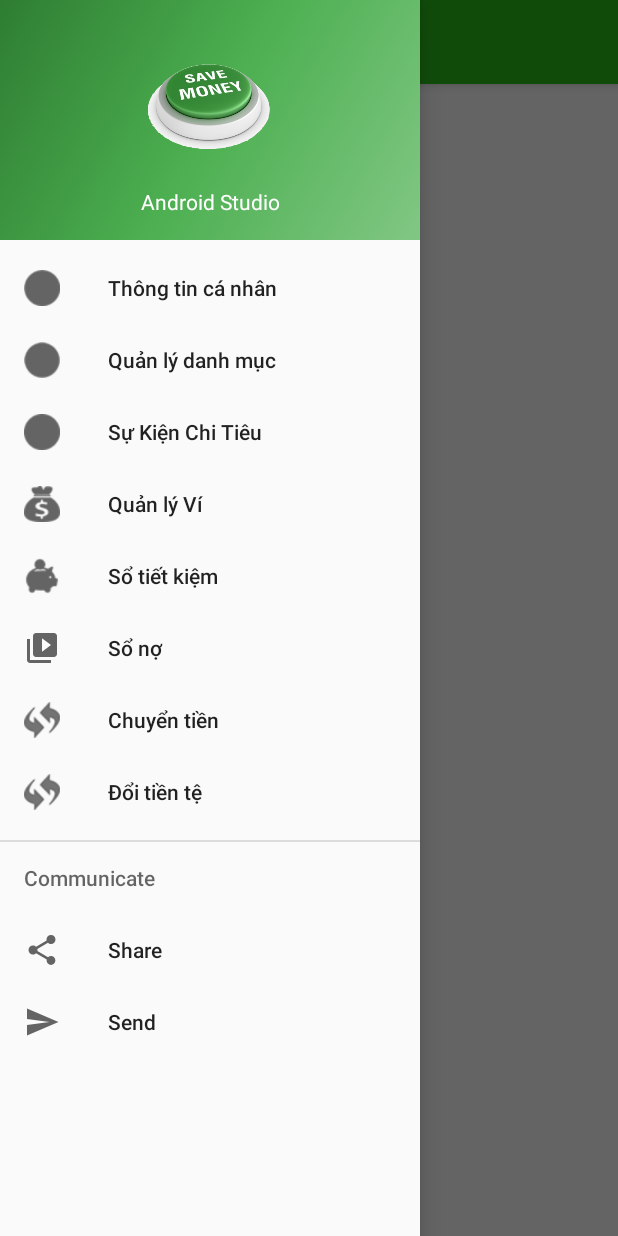
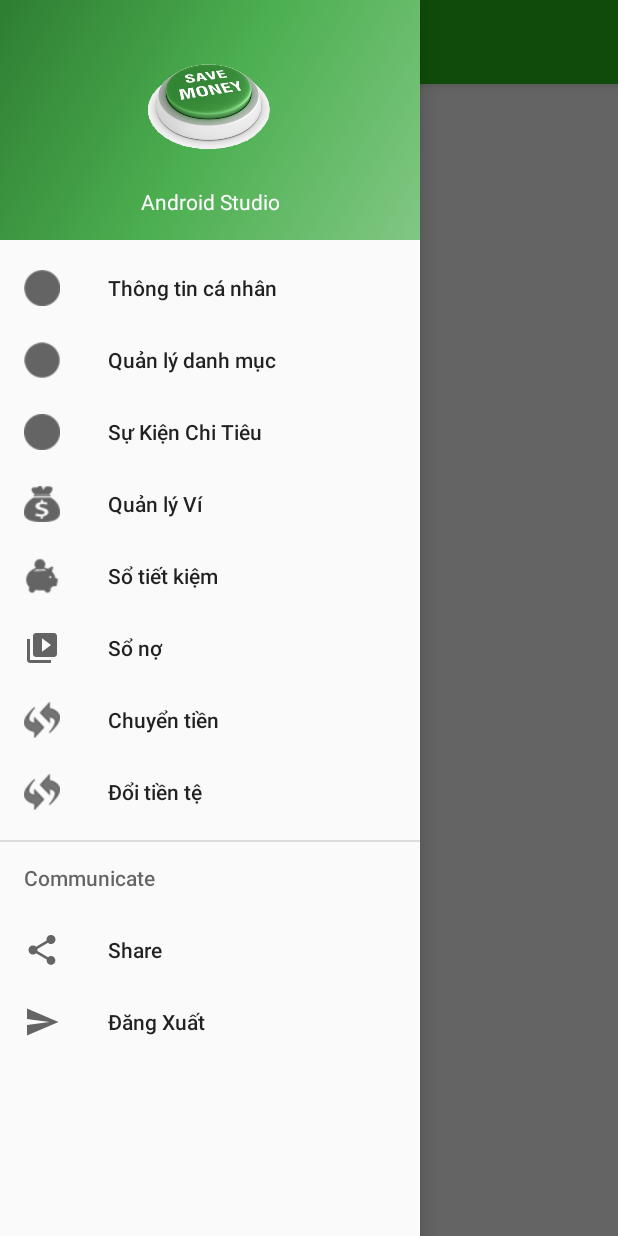
Before and after one commit to minhluan2292/QuanLyChiTieu, an Android app: the MainActivity screen opened directly, with no data from a screen before it, with the side drawer open, on a phone screen of 412 x 824 dp. Run offline under Robolectric (Android 15) with nearby library versions, the phone set to English and light mode, and no system bars; 2 statements that could not run were skipped.

Commit message:
Change caption

```diff
--- a/SourceCode/app/src/main/res/menu/activity_main_drawer.xml
+++ b/SourceCode/app/src/main/res/menu/activity_main_drawer.xml
@@ -46,7 +46,7 @@
             <item
                 android:id="@+id/nav_send"
                 android:icon="@drawable/ic_menu_send"
-                android:title="Send" />
+                android:title="Đăng Xuất" />
         </menu>
     </item>
 
```
